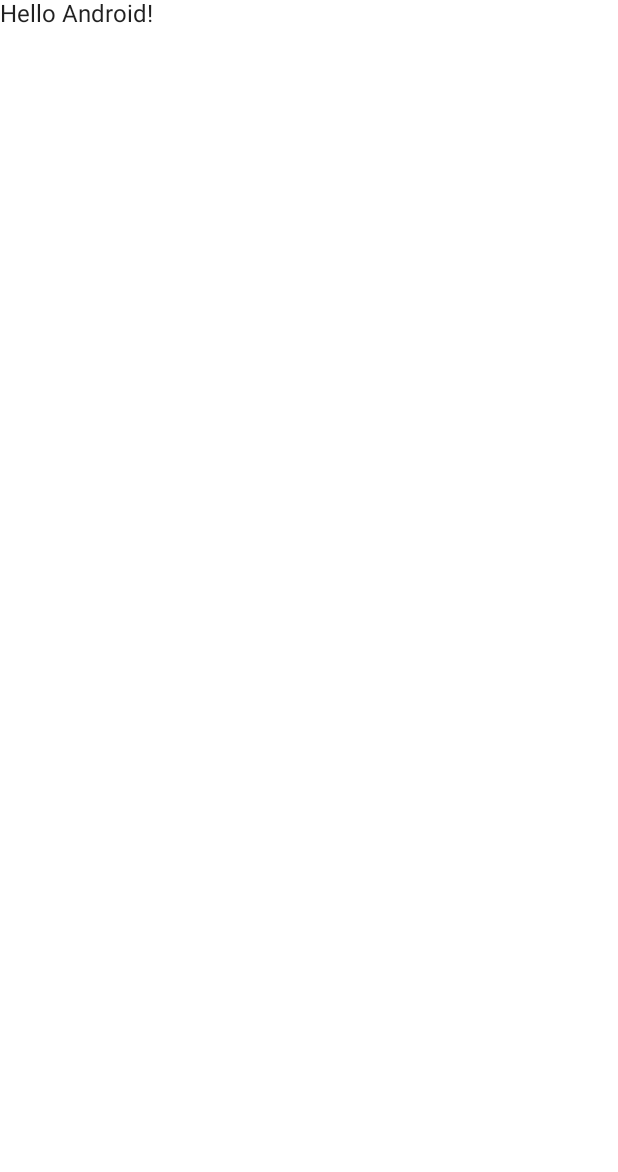
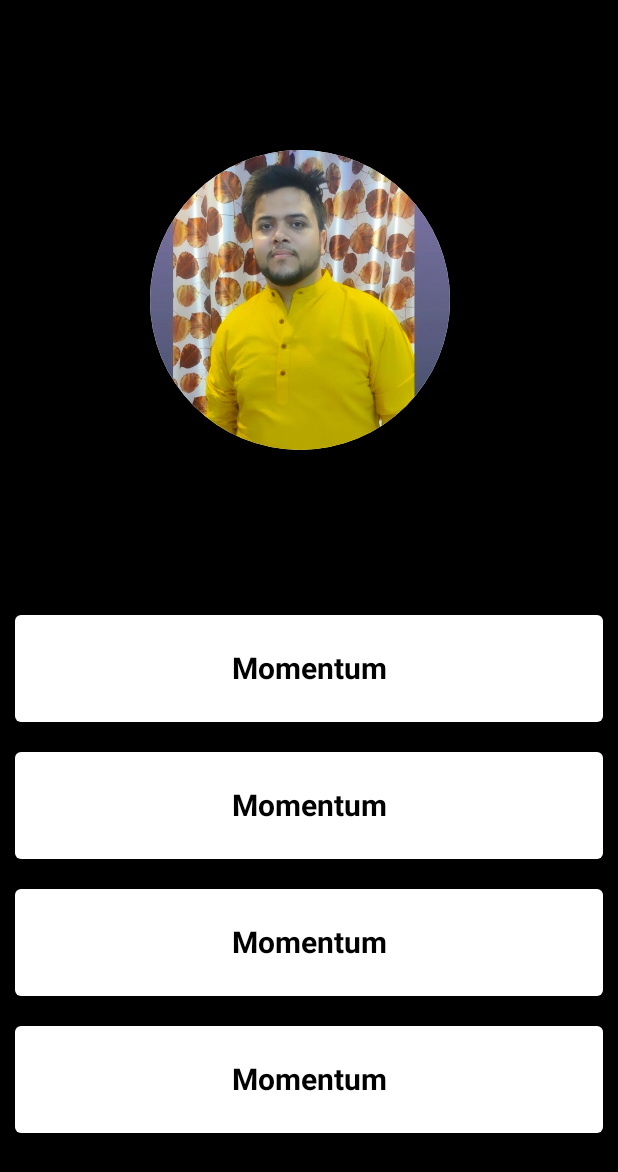
Before and after one commit to shivam-S-bisht/quiz-hack, an Android app built with Jetpack Compose: the screen it shows after launch (MainActivity), on a phone screen of 412 x 824 dp. Before the commit the part shown is almost empty. Shown: the top 1172 px of the screen. Run offline under Robolectric (Android 15) with nearby library versions, the phone set to English and light mode, and no system bars.

Commit message:
basic UI

```diff
--- a/ComposoThon/app/src/main/java/com/example/composothon/MainActivity.kt
+++ b/ComposoThon/app/src/main/java/com/example/composothon/MainActivity.kt
@@ -3,13 +3,28 @@ package com.example.composothon
 import android.os.Bundle
 import androidx.activity.ComponentActivity
 import androidx.activity.compose.setContent
-import androidx.compose.foundation.layout.fillMaxSize
+import androidx.compose.foundation.Image
+import androidx.compose.foundation.background
+import androidx.compose.foundation.layout.*
+import androidx.compose.foundation.lazy.LazyColumn
+import androidx.compose.foundation.lazy.items
+import androidx.compose.foundation.shape.RoundedCornerShape
+import androidx.compose.material.Card
 import androidx.compose.material.MaterialTheme
 import androidx.compose.material.Surface
 import androidx.compose.material.Text
 import androidx.compose.runtime.Composable
+import androidx.compose.ui.Alignment
 import androidx.compose.ui.Modifier
+import androidx.compose.ui.draw.clip
+import androidx.compose.ui.graphics.Color
+import androidx.compose.ui.graphics.painter.Painter
+import androidx.compose.ui.res.painterResource
+import androidx.compose.ui.text.font.FontWeight
+import androidx.compose.ui.text.style.TextAlign
 import androidx.compose.ui.tooling.preview.Preview
+import androidx.compose.ui.unit.dp
+import androidx.compose.ui.unit.sp
 import com.example.composothon.ui.theme.ComposoThonTheme
 
 class MainActivity : ComponentActivity() {
@@ -22,13 +37,66 @@ class MainActivity : ComponentActivity() {
                     modifier = Modifier.fillMaxSize(),
                     color = MaterialTheme.colors.background
                 ) {
-                    Greeting("Android")
+                    val painter = painterResource(id = R.drawable.vaibhav)
+                    Box(modifier = Modifier
+                        .fillMaxSize()
+                        .background(Color.Black)
+                    ){
+                        Column {
+                            LogoDesign(painter = painter )
+                            CardPoint()
+                        }
+                    }
                 }
             }
         }
     }
 }
 
+@Composable
+fun LogoDesign(painter:Painter){
+    Card(
+        shape = RoundedCornerShape(100.dp),
+        elevation = 5.dp,
+        modifier = Modifier.padding(100.dp)
+        ){
+    Image(painter = painter, contentDescription = "xyc" ,modifier = Modifier
+        .height(200.dp)
+        .width(200.dp)
+    )
+}
+}
+
+@Composable
+fun CardPoint(){
+//    val list = listOf(
+//        painterResource(id = R.drawable.momentum),
+//        painterResource(id = R.drawable.momentum),
+//        painterResource(id = R.drawable.momentum),
+//        painterResource(id = R.drawable.momentum))
+    val arr = listOf("Momentum","Momentum","Momentum","Momentum")
+    LazyColumn{
+        items(count = arr.count()){ item->
+            Row(horizontalArrangement = Arrangement.Center) {
+                Card(modifier = Modifier
+                    .background(Color.Black)
+                    .padding(10.dp)){
+                    Text(
+                        text = arr[item].toString(),
+                        fontSize = 20.sp,
+                        fontWeight = FontWeight.Bold,
+                        color = Color.Black,
+                        textAlign = TextAlign.Center,
+                        modifier = Modifier
+                            .padding(vertical = 24.dp)
+                            .fillMaxWidth()
+                    )
+                }
+
+            }
+        }
+    }
+}
 @Composable
 fun Greeting(name: String) {
     Text(text = "Hello $name!")
```
